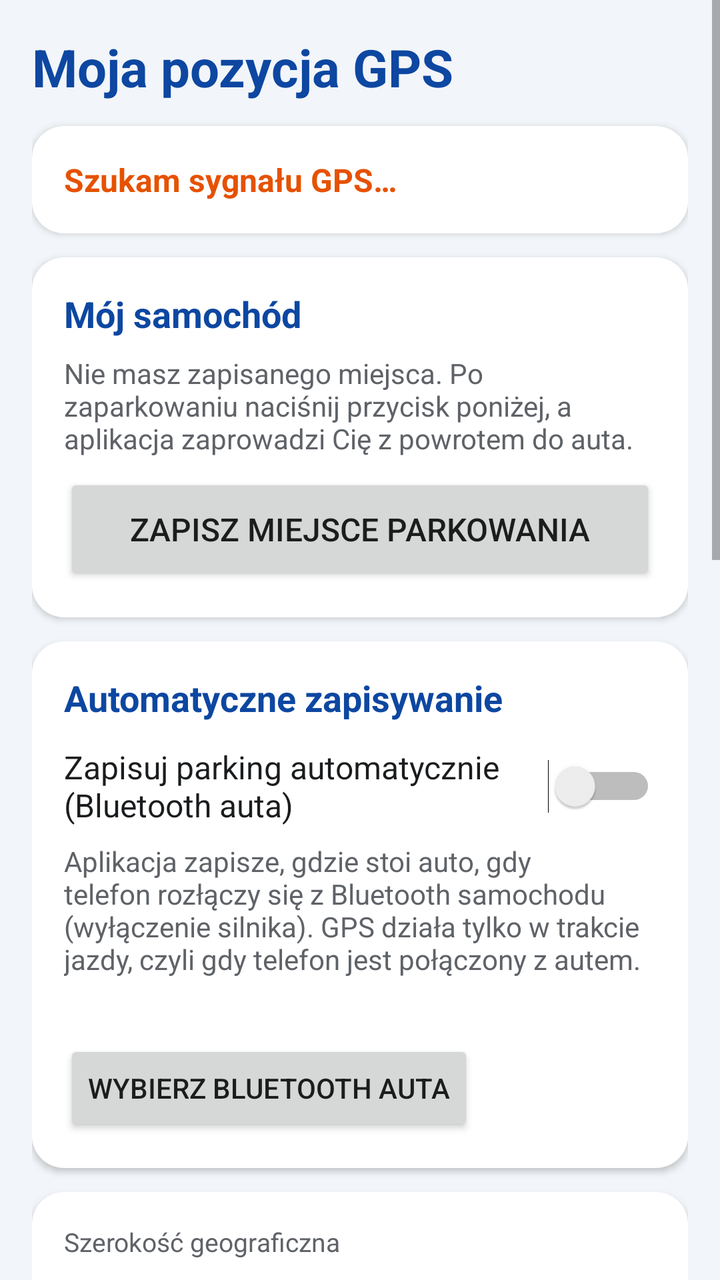
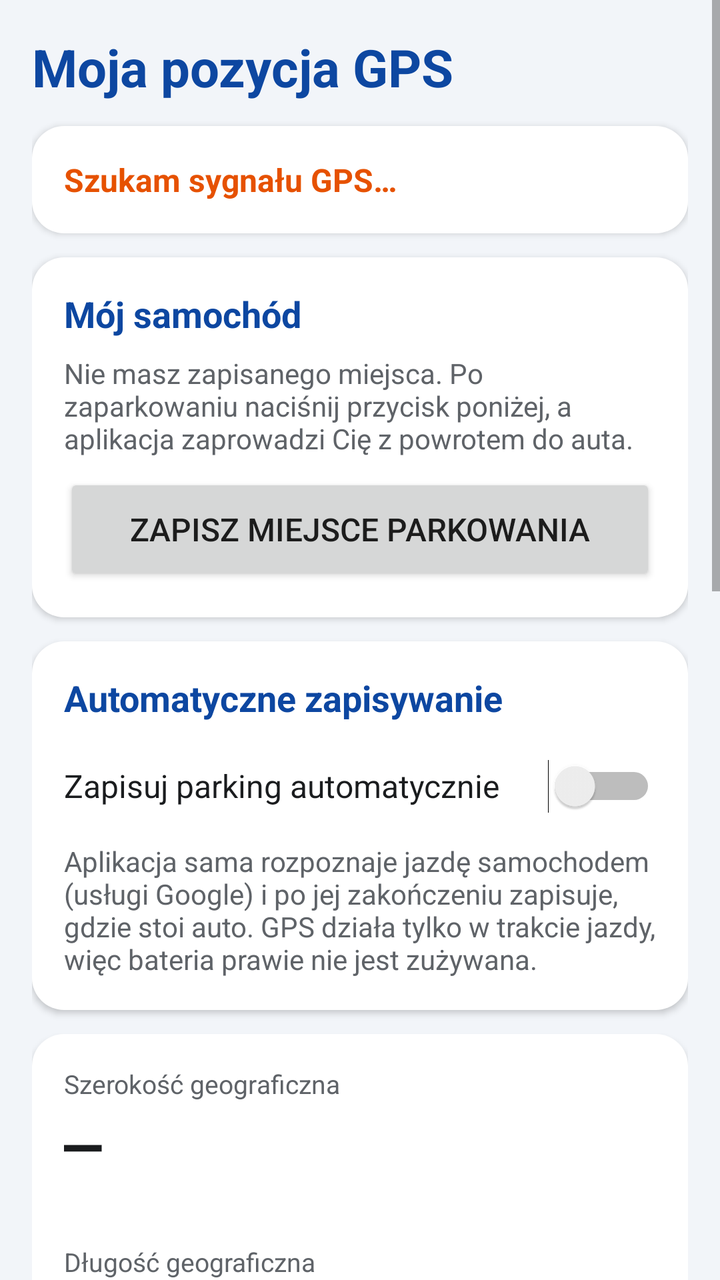

Compare the two renders of this Android layout. The source of the first and the diff that turns it into the second are given below.
<!-- AndroidManifest.xml: application theme AppTheme -->
<!-- res/layout/activity_main.xml -->
<?xml version="1.0" encoding="utf-8"?>
<ScrollView xmlns:android="http://schemas.android.com/apk/res/android"
    android:id="@+id/root"
    android:layout_width="match_parent"
    android:layout_height="match_parent"
    android:fillViewport="true">

    <LinearLayout
        android:layout_width="match_parent"
        android:layout_height="wrap_content"
        android:orientation="vertical"
        android:padding="16dp">

        <TextView
            android:layout_width="match_parent"
            android:layout_height="wrap_content"
            android:text="@string/app_name"
            android:textColor="@color/primary_dark"
            android:textSize="26sp"
            android:textStyle="bold" />

        
        <LinearLayout style="@style/Card">

            <TextView
                android:id="@+id/status"
                android:layout_width="match_parent"
                android:layout_height="wrap_content"
                android:text="@string/status_waiting"
                android:textColor="@color/warn"
                android:textSize="16sp"
                android:textStyle="bold" />

            <Button
                android:id="@+id/actionButton"
                android:layout_width="wrap_content"
                android:layout_height="wrap_content"
                android:layout_marginTop="8dp"
                android:visibility="gone" />
        </LinearLayout>

        
        <LinearLayout style="@style/Card">

            <TextView
                android:layout_width="match_parent"
                android:layout_height="wrap_content"
                android:text="@string/parking_title"
                android:textColor="@color/primary_dark"
                android:textSize="18sp"
                android:textStyle="bold" />

            
            <LinearLayout
                android:id="@+id/parkingEmpty"
                android:layout_width="match_parent"
                android:layout_height="wrap_content"
                android:orientation="vertical">

                <TextView
                    android:layout_width="match_parent"
                    android:layout_height="wrap_content"
                    android:layout_marginTop="8dp"
                    android:text="@string/parking_empty"
                    android:textColor="@color/text_secondary"
                    android:textSize="14sp" />

                <Button
                    android:id="@+id/btnSaveParking"
                    android:layout_width="match_parent"
                    android:layout_height="wrap_content"
                    android:layout_marginTop="8dp"
                    android:minHeight="56dp"
                    android:text="@string/parking_save"
                    android:textSize="16sp" />
            </LinearLayout>

            
            <LinearLayout
                android:id="@+id/parkingSaved"
                android:layout_width="match_parent"
                android:layout_height="wrap_content"
                android:orientation="vertical"
                android:visibility="gone">

                <LinearLayout
                    android:layout_width="match_parent"
                    android:layout_height="wrap_content"
                    android:layout_marginTop="12dp"
                    android:gravity="center_vertical"
                    android:orientation="horizontal">

                    <pl.gps.pozycja.ArrowView
                        android:id="@+id/parkingArrow"
                        android:layout_width="120dp"
                        android:layout_height="120dp" />

                    <LinearLayout
                        android:layout_width="0dp"
                        android:layout_height="wrap_content"
                        android:layout_marginStart="16dp"
                        android:layout_weight="1"
                        android:orientation="vertical">

                        <TextView
                            android:id="@+id/parkingDistance"
                            android:layout_width="match_parent"
                            android:layout_height="wrap_content"
                            android:text="—"
                            android:textColor="@color/text_primary"
                            android:textSize="34sp"
                            android:textStyle="bold" />

                        <TextView
                            android:id="@+id/parkingDirection"
                            android:layout_width="match_parent"
                            android:layout_height="wrap_content"
                            android:textColor="@color/text_primary"
                            android:textSize="16sp" />
                    </LinearLayout>
                </LinearLayout>

                <TextView
                    android:id="@+id/parkingAddress"
                    android:layout_width="match_parent"
                    android:layout_height="wrap_content"
                    android:layout_marginTop="8dp"
                    android:textColor="@color/text_primary"
                    android:textIsSelectable="true"
                    android:textSize="16sp"
                    android:visibility="gone" />

                <TextView
                    android:id="@+id/parkingCompassHint"
                    android:layout_width="match_parent"
                    android:layout_height="wrap_content"
                    android:layout_marginTop="8dp"
                    android:textColor="@color/text_secondary"
                    android:textSize="13sp" />

                <TextView
                    android:id="@+id/parkingNote"
                    android:layout_width="match_parent"
                    android:layout_height="wrap_content"
                    android:layout_marginTop="12dp"
                    android:textColor="@color/text_primary"
                    android:textSize="17sp"
                    android:textStyle="bold"
                    android:visibility="gone" />

                <TextView
                    android:id="@+id/parkingSavedAt"
                    android:layout_width="match_parent"
                    android:layout_height="wrap_content"
                    android:layout_marginTop="8dp"
                    android:textColor="@color/text_primary"
                    android:textSize="15sp" />

                <TextView
                    android:id="@+id/parkingSavedAccuracy"
                    android:layout_width="match_parent"
                    android:layout_height="wrap_content"
                    android:textColor="@color/text_secondary"
                    android:textSize="13sp" />

                <LinearLayout
                    android:layout_width="match_parent"
                    android:layout_height="wrap_content"
                    android:layout_marginTop="12dp"
                    android:orientation="horizontal">

                    <Button
                        android:id="@+id/btnNavigate"
                        android:layout_width="0dp"
                        android:layout_height="wrap_content"
                        android:layout_weight="1"
                        android:text="@string/parking_navigate" />

                    <Button
                        android:id="@+id/btnSaveHere"
                        android:layout_width="0dp"
                        android:layout_height="wrap_content"
                        android:layout_weight="1.2"
                        android:text="@string/parking_save_here" />

                    <Button
                        android:id="@+id/btnDeleteParking"
                        android:layout_width="0dp"
                        android:layout_height="wrap_content"
                        android:layout_weight="1"
                        android:text="@string/parking_delete" />
                </LinearLayout>
            </LinearLayout>
        </LinearLayout>

        
        <LinearLayout style="@style/Card">

            <TextView
                android:layout_width="match_parent"
                android:layout_height="wrap_content"
                android:text="@string/auto_title"
                android:textColor="@color/primary_dark"
                android:textSize="18sp"
                android:textStyle="bold" />

            <Switch
                android:id="@+id/autoSwitch"
                android:layout_width="match_parent"
                android:layout_height="wrap_content"
                android:layout_marginTop="8dp"
                android:minHeight="48dp"
                android:text="@string/auto_switch"
                android:textColor="@color/text_primary"
                android:textSize="16sp" />

            <TextView
                android:id="@+id/autoStatus"
                android:layout_width="match_parent"
                android:layout_height="wrap_content"
                android:layout_marginTop="4dp"
                android:text="@string/auto_desc"
                android:textColor="@color/text_secondary"
                android:textSize="14sp" />

            <TextView
                android:id="@+id/autoBtDevices"
                android:layout_width="match_parent"
                android:layout_height="wrap_content"
                android:layout_marginTop="12dp"
                android:textColor="@color/text_primary"
                android:textSize="14sp" />

            <Button
                android:id="@+id/autoBtChoose"
                android:layout_width="wrap_content"
                android:layout_height="wrap_content"
                android:text="@string/bt_choose" />

            <TextView
                android:id="@+id/autoBatteryHint"
                android:layout_width="match_parent"
                android:layout_height="wrap_content"
                android:layout_marginTop="8dp"
                android:text="@string/auto_battery_hint"
                android:textColor="@color/text_secondary"
                android:textSize="13sp"
                android:visibility="gone" />

            <Button
                android:id="@+id/autoBatteryButton"
                android:layout_width="wrap_content"
                android:layout_height="wrap_content"
                android:text="@string/auto_battery_button"
                android:visibility="gone" />
        </LinearLayout>

        
        <LinearLayout style="@style/Card">

            <TextView
                style="@style/Label"
                android:layout_marginTop="0dp"
                android:text="@string/latitude" />

            <TextView
                android:id="@+id/latitude"
                style="@style/BigValue"
                android:text="—" />

            <TextView
                android:id="@+id/latitudeDms"
                style="@style/SmallValue"
                android:textColor="@color/text_secondary"
                android:textSize="14sp" />

            <TextView
                style="@style/Label"
                android:text="@string/longitude" />

            <TextView
                android:id="@+id/longitude"
                style="@style/BigValue"
                android:text="—" />

            <TextView
                android:id="@+id/longitudeDms"
                style="@style/SmallValue"
                android:textColor="@color/text_secondary"
                android:textSize="14sp" />

            <LinearLayout
                android:layout_width="match_parent"
                android:layout_height="wrap_content"
                android:layout_marginTop="12dp"
                android:orientation="horizontal">

                <Button
                    android:id="@+id/btnMaps"
                    android:layout_width="0dp"
                    android:layout_height="wrap_content"
                    android:layout_weight="1.3"
                    android:text="@string/open_maps" />

                <Button
                    android:id="@+id/btnCopy"
                    android:layout_width="0dp"
                    android:layout_height="wrap_content"
                    android:layout_weight="1"
                    android:text="@string/copy" />

                <Button
                    android:id="@+id/btnShare"
                    android:layout_width="0dp"
                    android:layout_height="wrap_content"
                    android:layout_weight="1.1"
                    android:text="@string/share" />
            </LinearLayout>
        </LinearLayout>

        
        <LinearLayout style="@style/Card">

            <TextView
                style="@style/Label"
                android:layout_marginTop="0dp"
                android:text="@string/accuracy" />

            <TextView
                android:id="@+id/accuracy"
                style="@style/SmallValue"
                android:text="—" />

            <TextView
                style="@style/Label"
                android:text="@string/altitude" />

            <TextView
                android:id="@+id/altitude"
                style="@style/SmallValue"
                android:text="—" />

            <TextView
                style="@style/Label"
                android:text="@string/speed" />

            <TextView
                android:id="@+id/speed"
                style="@style/SmallValue"
                android:text="—" />

            <TextView
                style="@style/Label"
                android:text="@string/bearing" />

            <TextView
                android:id="@+id/bearing"
                style="@style/SmallValue"
                android:text="—" />

            <TextView
                style="@style/Label"
                android:text="@string/satellites" />

            <TextView
                android:id="@+id/satellites"
                style="@style/SmallValue"
                android:text="—" />

            <TextView
                style="@style/Label"
                android:text="@string/source" />

            <TextView
                android:id="@+id/provider"
                style="@style/SmallValue"
                android:text="—" />

            <TextView
                style="@style/Label"
                android:text="@string/fix_time" />

            <TextView
                android:id="@+id/fixTime"
                style="@style/SmallValue"
                android:text="—" />
        </LinearLayout>
        
        <LinearLayout style="@style/Card">

            <TextView
                android:layout_width="match_parent"
                android:layout_height="wrap_content"
                android:text="@string/theme_title"
                android:textColor="@color/primary_dark"
                android:textSize="18sp"
                android:textStyle="bold" />

            <RadioGroup
                android:id="@+id/themeGroup"
                android:layout_width="match_parent"
                android:layout_height="wrap_content"
                android:layout_marginTop="4dp"
                android:orientation="horizontal">

                <RadioButton
                    android:id="@+id/themeSystem"
                    android:layout_width="0dp"
                    android:layout_height="wrap_content"
                    android:layout_weight="1"
                    android:minHeight="48dp"
                    android:text="@string/theme_system"
                    android:textColor="@color/text_primary" />

                <RadioButton
                    android:id="@+id/themeLight"
                    android:layout_width="0dp"
                    android:layout_height="wrap_content"
                    android:layout_weight="1"
                    android:minHeight="48dp"
                    android:text="@string/theme_light"
                    android:textColor="@color/text_primary" />

                <RadioButton
                    android:id="@+id/themeDark"
                    android:layout_width="0dp"
                    android:layout_height="wrap_content"
                    android:layout_weight="1"
                    android:minHeight="48dp"
                    android:text="@string/theme_dark"
                    android:textColor="@color/text_primary" />
            </RadioGroup>
        </LinearLayout>

        <LinearLayout
            android:layout_width="wrap_content"
            android:layout_height="wrap_content"
            android:layout_gravity="center_horizontal"
            android:layout_marginTop="8dp"
            android:orientation="horizontal">

            <Button
                android:id="@+id/btnHistory"
                style="?android:attr/borderlessButtonStyle"
                android:layout_width="wrap_content"
                android:layout_height="wrap_content"
                android:text="@string/history_title"
                android:textColor="@color/primary" />

            <Button
                android:id="@+id/btnDiagnostics"
                style="?android:attr/borderlessButtonStyle"
                android:layout_width="wrap_content"
                android:layout_height="wrap_content"
                android:text="@string/diag_title"
                android:textColor="@color/text_secondary" />
        </LinearLayout>
    </LinearLayout>
</ScrollView>
<!-- resources referenced by this layout -->
<resources>
  <color name="primary">#1565C0</color>
  <color name="primary_dark">#0D47A1</color>
  <color name="text_primary">#1A1C1E</color>
  <color name="text_secondary">#5F6368</color>
  <color name="warn">#E65100</color>
  <string name="accuracy">Dokładność</string>
  <string name="altitude">Wysokość</string>
  <string name="app_name">Moja pozycja GPS</string>
  <string name="auto_battery_button">Wyłącz optymalizację baterii</string>
  <string name="auto_battery_hint">Android może nie pozwolić aplikacji w tle uruchomić GPS po połączeniu z autem. Wyłączenie optymalizacji baterii zdejmuje tę blokadę (zalecane, szczególnie na Xiaomi, Huawei, Samsung).</string>
  <string name="auto_desc">Aplikacja zapisze, gdzie stoi auto, gdy telefon rozłączy się z Bluetooth samochodu (wyłączenie silnika). GPS działa tylko w trakcie jazdy, czyli gdy telefon jest połączony z autem.</string>
  <string name="auto_switch">Zapisuj parking automatycznie (Bluetooth auta)</string>
  <string name="auto_title">Automatyczne zapisywanie</string>
  <string name="bearing">Kierunek</string>
  <string name="bt_choose">Wybierz Bluetooth auta</string>
  <string name="copy">Kopiuj</string>
  <string name="diag_title">Diagnostyka</string>
  <string name="fix_time">Czas pomiaru</string>
  <string name="history_title">Historia parkowań</string>
  <string name="latitude">Szerokość geograficzna</string>
  <string name="longitude">Długość geograficzna</string>
  <string name="open_maps">Otwórz w mapach</string>
  <string name="parking_delete">Usuń</string>
  <string name="parking_empty">Nie masz zapisanego miejsca. Po zaparkowaniu naciśnij przycisk poniżej, a aplikacja zaprowadzi Cię z powrotem do auta.</string>
  <string name="parking_navigate">Prowadź</string>
  <string name="parking_save">Zapisz miejsce parkowania</string>
  <string name="parking_save_here">Zapisz tutaj</string>
  <string name="parking_title">Mój samochód</string>
  <string name="satellites">Satelity (używane / widoczne)</string>
  <string name="share">Udostępnij</string>
  <string name="source">Źródło</string>
  <string name="speed">Prędkość</string>
  <string name="status_waiting">Szukam sygnału GPS…</string>
  <string name="theme_dark">Ciemny</string>
  <string name="theme_light">Jasny</string>
  <string name="theme_system">Systemowy</string>
  <string name="theme_title">Wygląd</string>
  <style name="Card">
          <item name="android:layout_width">match_parent</item>
          <item name="android:layout_height">wrap_content</item>
          <item name="android:orientation">vertical</item>
          <item name="android:background">@drawable/card_bg</item>
          <item name="android:padding">16dp</item>
          <item name="android:layout_marginTop">12dp</item>
          <item name="android:elevation">2dp</item>
      </style>
  <style name="Label">
          <item name="android:layout_width">match_parent</item>
          <item name="android:layout_height">wrap_content</item>
          <item name="android:textSize">13sp</item>
          <item name="android:textColor">@color/text_secondary</item>
          <item name="android:layout_marginTop">12dp</item>
      </style>
  <style name="SmallValue">
          <item name="android:layout_width">match_parent</item>
          <item name="android:layout_height">wrap_content</item>
          <item name="android:textSize">18sp</item>
          <item name="android:textColor">@color/text_primary</item>
      </style>
  <!-- drawable card_bg (drawable) -->
  <?xml version="1.0" encoding="utf-8"?>
  <shape xmlns:android="http://schemas.android.com/apk/res/android" android:shape="rectangle">
      <solid android:color="@color/card" />
      <corners android:radius="16dp" />
  </shape>
  <color name="background">#F2F5F9</color>
  <color name="card">#FFFFFF</color>
  <!-- unchanged entries left out for length: 2 -->
</resources>

<!-- the commit's change to res/layout/activity_main.xml (unified diff, before → after) -->
@@ -224,20 +224,6 @@
                 android:textSize="14sp" />
 
             <TextView
-                android:id="@+id/autoBtDevices"
-                android:layout_width="match_parent"
-                android:layout_height="wrap_content"
-                android:layout_marginTop="12dp"
-                android:textColor="@color/text_primary"
-                android:textSize="14sp" />
-
-            <Button
-                android:id="@+id/autoBtChoose"
-                android:layout_width="wrap_content"
-                android:layout_height="wrap_content"
-                android:text="@string/bt_choose" />
-
-            <TextView
                 android:id="@+id/autoBatteryHint"
                 android:layout_width="match_parent"
                 android:layout_height="wrap_content"
<!-- resource entries referenced after the edit -->
@@ -9,12 +9,11 @@
   <string name="altitude">Wysokość</string>
   <string name="app_name">Moja pozycja GPS</string>
   <string name="auto_battery_button">Wyłącz optymalizację baterii</string>
-  <string name="auto_battery_hint">Android może nie pozwolić aplikacji w tle uruchomić GPS po połączeniu z autem. Wyłączenie optymalizacji baterii zdejmuje tę blokadę (zalecane, szczególnie na Xiaomi, Huawei, Samsung).</string>
-  <string name="auto_desc">Aplikacja zapisze, gdzie stoi auto, gdy telefon rozłączy się z Bluetooth samochodu (wyłączenie silnika). GPS działa tylko w trakcie jazdy, czyli gdy telefon jest połączony z autem.</string>
-  <string name="auto_switch">Zapisuj parking automatycznie (Bluetooth auta)</string>
+  <string name="auto_battery_hint">Android może nie pozwolić aplikacji w tle uruchomić GPS po wykryciu jazdy. Wyłączenie optymalizacji baterii zdejmuje tę blokadę (zalecane, szczególnie na Xiaomi, Huawei, Samsung).</string>
+  <string name="auto_desc">Aplikacja sama rozpoznaje jazdę samochodem (usługi Google) i po jej zakończeniu zapisuje, gdzie stoi auto. GPS działa tylko w trakcie jazdy, więc bateria prawie nie jest zużywana.</string>
+  <string name="auto_switch">Zapisuj parking automatycznie</string>
   <string name="auto_title">Automatyczne zapisywanie</string>
   <string name="bearing">Kierunek</string>
-  <string name="bt_choose">Wybierz Bluetooth auta</string>
   <string name="copy">Kopiuj</string>
   <string name="diag_title">Diagnostyka</string>
   <string name="fix_time">Czas pomiaru</string>
